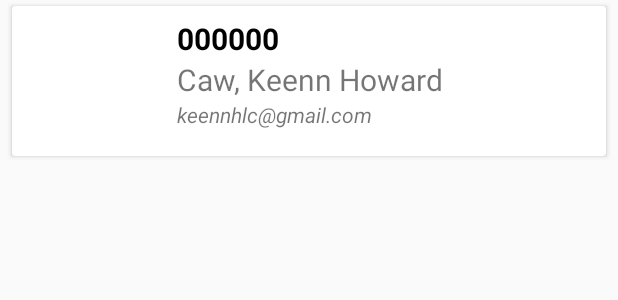
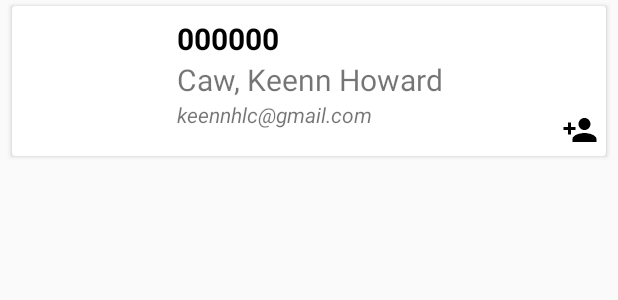
Before and after one commit to keennCaw/MVVM-Retrofit-Room, an Android app: the layout user_item.xml on its own in the app's theme, with its tools: preview values and no code run, on a phone screen of 412 x 824 dp. Shown: the top 300 px of the screen. Run offline under Robolectric (Android 15) with nearby library versions, the phone set to English and light mode, and no system bars.

```diff
--- a/app/src/main/java/com/keennhoward/mvvmrestdb/UserViewModel.java
+++ b/app/src/main/java/com/keennhoward/mvvmrestdb/UserViewModel.java
@@ -36,7 +36,11 @@ public class UserViewModel extends AndroidViewModel {
 
     public void init(){
         //userResponseLiveData = repository.getDataResponseLiveData();
-        repository.makeApiCall();
+        repository.getUsersApiCall();
+    }
+
+    public void deleteUser(int id){
+        repository.deleteUserApiCall(id);
     }
 
     public LiveData<List<Data>> getUserResponseLiveData(){
--- a/app/src/main/java/com/keennhoward/mvvmrestdb/service/APIService.java
+++ b/app/src/main/java/com/keennhoward/mvvmrestdb/service/APIService.java
@@ -3,10 +3,15 @@ package com.keennhoward.mvvmrestdb.service;
 import com.keennhoward.mvvmrestdb.model.Users;
 
 import retrofit2.Call;
+import retrofit2.http.DELETE;
 import retrofit2.http.GET;
+import retrofit2.http.Path;
 
 public interface APIService {
 
     @GET("api/users?page=2")
     Call<Users> getUsers();
+
+    @DELETE("api/users/{id}")
+    Call<Void> deleteUser(@Path("id") int id);
 }
--- a/app/src/main/res/layout/user_item.xml
+++ b/app/src/main/res/layout/user_item.xml
@@ -55,6 +55,15 @@
 
         </LinearLayout>
 
+        <ImageView
+            android:id="@+id/user_item_save_user"
+            android:layout_width="wrap_content"
+            android:layout_height="wrap_content"
+            app:layout_constraintBottom_toBottomOf="parent"
+            app:layout_constraintEnd_toEndOf="parent"
+            app:srcCompat="@drawable/ic_person_add_black_24dp"
+            android:layout_marginEnd="5dp"
+            android:layout_marginBottom="5dp"/>
     </androidx.constraintlayout.widget.ConstraintLayout>
 
 </androidx.cardview.widget.CardView>
--- a/app/src/main/res/navigation/nav_graph.xml
+++ b/app/src/main/res/navigation/nav_graph.xml
@@ -9,7 +9,11 @@
         android:id="@+id/usersFragment"
         android:name="com.keennhoward.mvvmrestdb.fragment.UsersFragment"
         android:label="fragment_users"
-        tools:layout="@layout/fragment_users" />
+        tools:layout="@layout/fragment_users" >
+        <action
+            android:id="@+id/action_usersFragment_to_savedUsersFragment"
+            app:destination="@id/savedUsersFragment" />
+    </fragment>
     <fragment
         android:id="@+id/savedUsersFragment"
         android:name="com.keennhoward.mvvmrestdb.fragment.SavedUsersFragment"
```
Also changed, not shown: app/src/main/java/com/keennhoward/mvvmrestdb/UserResultsAdapter.java (+7 -1 lines), app/src/main/java/com/keennhoward/mvvmrestdb/fragment/UsersFragment.java (+16 -0 lines), app/src/main/java/com/keennhoward/mvvmrestdb/repository/UserRepository.java (+20 -1 lines).
